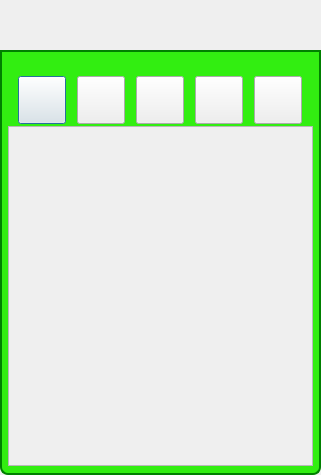
Old version of the form GoTvApps/GoTvCommon/Forms/ActivitySessionOptions.ui in the repository brettrjones/gotvptop.
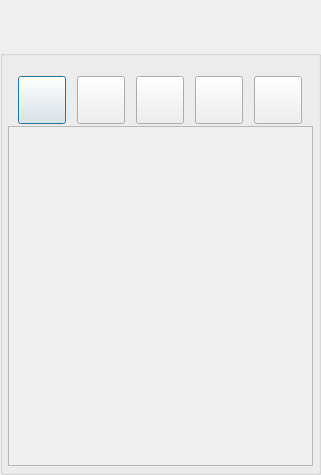
New version of the form. Icons and pictures are not drawn. Custom widgets are drawn as their Qt base class.

The edit to the form file:
```diff
--- a/GoTvApps/GoTvCommon/Forms/ActivitySessionOptions.ui
+++ b/GoTvApps/GoTvCommon/Forms/ActivitySessionOptions.ui
@@ -13,78 +13,6 @@
   <property name="windowTitle">
    <string>Dialog</string>
   </property>
-  <property name="styleSheet">
-   <string notr="true">QDialog#ToFriendVoicePhoneDialog
-{   
-color: transparent;
-background-color: transparent;
-border: 1px solid transparent;
-border-radius: 8px; 
-}
-
-#StyledDlgTitleBox
-{   
-color: black;
-background-color: rgb(50,238,17);
-border: 2px solid green;
-border-top-left-radius: 8px; 
-border-top-right-radius: 8px;
-}
-
-#StyledDlgTitleLabel
-{   
-color: black;
-}
-
-#StyledDlgItemsBox
-{   
-background-color: rgb(50,238,17);
-border: 2px solid green;
-border-top-color: green; 
-border-bottom-left-radius: 8px; 
-border-bottom-right-radius: 8px;
-}
-QPushButton#CallButton
-{
-color: white;
-font: bold 14px;
-border-width: 10;
-border-image: url(:/MyP2PWeb/Resources/button_green_normal.png) 10;
-padding: -10;
-}
-QPushButton#CallButton:pressed
-{
-border-width: 10;
-border-image: url(:/MyP2PWeb/Resources/button_green_pressed.png) 10;
-padding: -10;
-}
-QPushButton#HangUpButton
-{
-color: white;
-font: bold 14px;
-border-width: 10;
-border-image: url(:/MyP2PWeb/Resources/button_green_normal.png) 10;
-padding: -10;
-}
-QPushButton#HangUpButton:pressed
-{
-border-width: 10;
-border-image: url(:/MyP2PWeb/Resources/button_green_pressed.png) 10;
-padding: -10;
-}
-QLabel#PermissionLabel
-{
-font: bold 14px;
-}
-QLabel#MuteMicrophoneLabel
-{
-font: bold 12px;
-}
-QLabel#MuteSpeakerLabel
-{
-font: bold 12px;
-}</string>
-  </property>
   <layout class="QVBoxLayout" name="verticalLayout">
    <property name="spacing">
     <number>0</number>
@@ -336,6 +264,18 @@
    <header>TitleBarWidget.h</header>
    <container>1</container>
   </customwidget>
+  <customwidget>
+   <class>BottomBarWidget</class>
+   <extends>QWidget</extends>
+   <header location="global">BottomBarWidget.h</header>
+   <container>1</container>
+  </customwidget>
+  <customwidget>
+   <class>VidWidget</class>
+   <extends>QWidget</extends>
+   <header location="global">VidWidget.h</header>
+   <container>1</container>
+  </customwidget>
   <customwidget>
    <class>ChatEntryWidget</class>
    <extends>QWidget</extends>
@@ -348,12 +288,6 @@
    <header>HistoryListWidget.h</header>
    <container>1</container>
   </customwidget>
-  <customwidget>
-   <class>VidWidget</class>
-   <extends>QWidget</extends>
-   <header location="global">VidWidget.h</header>
-   <container>1</container>
-  </customwidget>
  </customwidgets>
  <resources/>
  <connections/>
```
Left out of the diff: 23 changed lines with no effect on the pictures.
